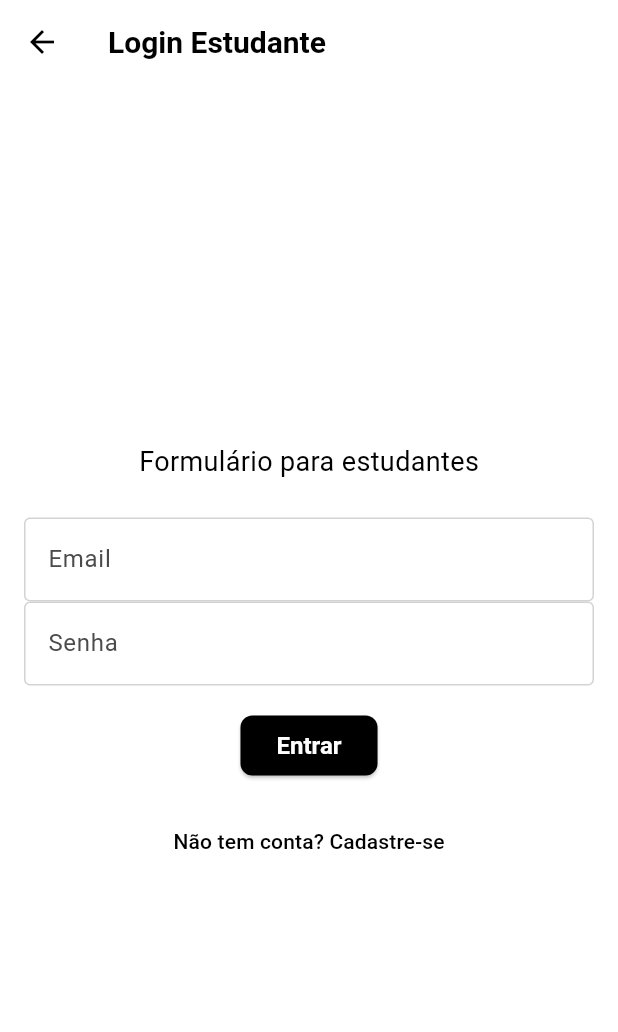
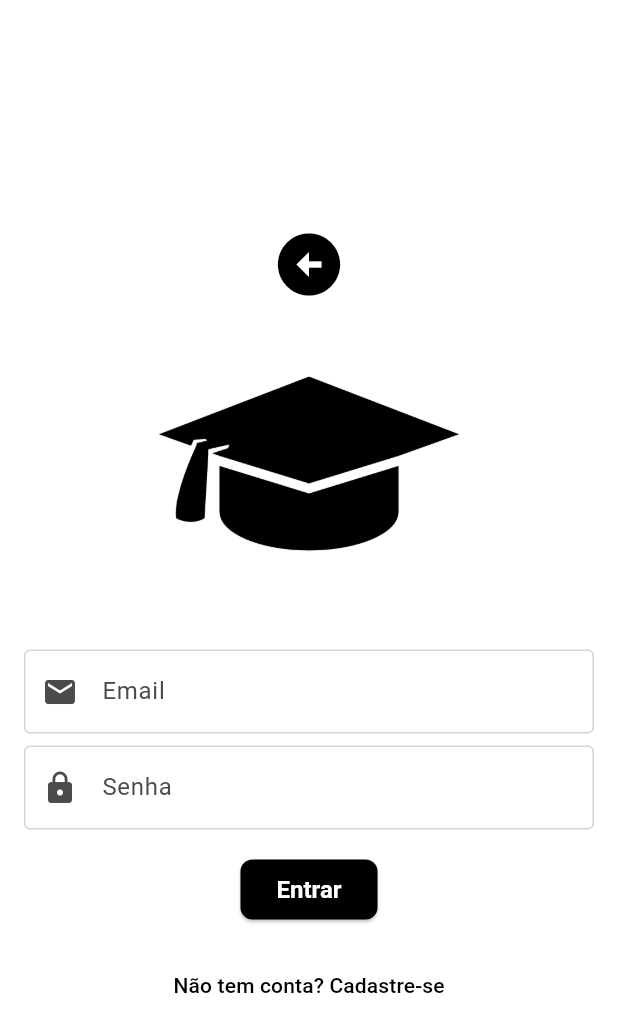
Before and after one commit to FMoreiraSouza/Loca-Student, a Flutter app: the screen it shows after launch, after a tap on "Estudante", on a phone screen of 412 x 824 dp. Shown: the top 1032 px of the screen. Run offline on Flutter 3.47's test engine with Material 3 defaults, Android fonts, the phone set to English and light mode, and no system bars; our stand-ins replace equatable, flutter_bloc, parse_server_sdk_flutter, shared_preferences.

Commit message:
Ajustes de recursos

```diff
--- a/lib/ui/pages/login_page.dart
+++ b/lib/ui/pages/login_page.dart
@@ -7,23 +7,47 @@ import 'package:loca_student/bloc/user_type/user_type_cubit.dart';
 import 'package:loca_student/ui/pages/user_register_page.dart';
 import 'package:loca_student/ui/pages/home_page.dart';
 
-class LoginPage extends StatelessWidget {
+class LoginPage extends StatefulWidget {
   const LoginPage({super.key});
+
+  @override
+  _LoginPageState createState() => _LoginPageState();
+}
+
+class _LoginPageState extends State<LoginPage> {
+  final emailController = TextEditingController();
+  final passwordController = TextEditingController();
+  final emailFocus = FocusNode();
+  final passwordFocus = FocusNode();
+
+  @override
+  void dispose() {
+    emailController.dispose();
+    passwordController.dispose();
+    emailFocus.dispose();
+    passwordFocus.dispose();
+    super.dispose();
+  }
+
+  void _submitLogin(BuildContext context) {
+    final email = emailController.text.trim();
+    final password = passwordController.text.trim();
+    if (email.isEmpty || password.isEmpty) {
+      ScaffoldMessenger.of(
+        context,
+      ).showSnackBar(const SnackBar(content: Text('Preencha todos os campos')));
+      return;
+    }
+    context.read<LoginBloc>().add(
+      LoginSubmitted(email: email, password: password, context: context),
+    );
+  }
 
   @override
   Widget build(BuildContext context) {
     final userType = context.watch<UserTypeCubit>().state;
-    final emailController = TextEditingController();
-    final passwordController = TextEditingController();
-
-    // Criar FocusNodes para os TextFields
-    final emailFocus = FocusNode();
-    final passwordFocus = FocusNode();
 
     return Scaffold(
-      appBar: AppBar(
-        title: Text(userType == UserType.estudante ? 'Login Estudante' : 'Login Proprietário'),
-      ),
       body: BlocConsumer<LoginBloc, LoginState>(
         listener: (context, state) {
           if (state is LoginSuccess) {
@@ -37,67 +61,52 @@ class LoginPage extends StatelessWidget {
           }
         },
         builder: (context, state) {
-          return Center(
-            child: Padding(
+          return Padding(
             padding: const EdgeInsets.all(16.0),
             child: Column(
               mainAxisAlignment: MainAxisAlignment.center,
               children: [
-                  Text(
+                IconButton(
+                  icon: const Icon(Icons.arrow_circle_left, size: 50),
+                  onPressed: () {
+                    Navigator.of(context).pop();
+                  },
+                  tooltip: 'Voltar',
+                ),
                 userType == UserType.estudante
-                        ? 'Formulário para estudantes'
-                        : 'Formulário para proprietários',
-                    style: const TextStyle(fontSize: 18),
-                  ),
+                    ? Image.asset('content/student.png', height: 200)
+                    : Image.asset('content/republic.png', height: 200),
                 const SizedBox(height: 24),
                 TextField(
                   controller: emailController,
                   focusNode: emailFocus,
-                    decoration: const InputDecoration(labelText: 'Email'),
+                  decoration: const InputDecoration(
+                    labelText: 'Email',
+                    prefixIcon: Icon(Icons.email, color: Color(0xFF4B4B4B)),
+                  ),
                   keyboardType: TextInputType.emailAddress,
                   textInputAction: TextInputAction.next,
                   onEditingComplete: () {
                     FocusScope.of(context).requestFocus(passwordFocus);
                   },
                 ),
+                const SizedBox(height: 8),
                 TextField(
                   controller: passwordController,
                   focusNode: passwordFocus,
-                    decoration: const InputDecoration(labelText: 'Senha'),
+                  decoration: const InputDecoration(
+                    labelText: 'Senha',
+                    prefixIcon: Icon(Icons.lock, color: Color(0xFF4B4B4B)),
+                  ),
                   obscureText: true,
                   textInputAction: TextInputAction.done,
-                    onEditingComplete: () {
-                      // Opcional: Pode chamar a ação de login ao pressionar "Concluído"
-                      final email = emailController.text.trim();
-                      final password = passwordController.text.trim();
-                      if (email.isEmpty || password.isEmpty) {
-                        ScaffoldMessenger.of(
-                          context,
-                        ).showSnackBar(const SnackBar(content: Text('Preencha todos os campos')));
-                        return;
-                      }
-                      context.read<LoginBloc>().add(
-                        LoginSubmitted(email: email, password: password, context: context),
-                      );
-                    },
+                  onEditingComplete: () => _submitLogin(context),
                 ),
                 const SizedBox(height: 16),
                 state is LoginLoading
                     ? const CircularProgressIndicator()
                     : ElevatedButton(
-                          onPressed: () {
-                            final email = emailController.text.trim();
-                            final password = passwordController.text.trim();
-                            if (email.isEmpty || password.isEmpty) {
-                              ScaffoldMessenger.of(context).showSnackBar(
-                                const SnackBar(content: Text('Preencha todos os campos')),
-                              );
-                              return;
-                            }
-                            context.read<LoginBloc>().add(
-                              LoginSubmitted(email: email, password: password, context: context),
-                            );
-                          },
+                        onPressed: () => _submitLogin(context),
                         child: const Text('Entrar'),
                       ),
                 const SizedBox(height: 16),
@@ -111,7 +120,6 @@ class LoginPage extends StatelessWidget {
                 ),
               ],
             ),
-            ),
           );
         },
       ),
--- a/lib/ui/pages/user_register_page.dart
+++ b/lib/ui/pages/user_register_page.dart
@@ -36,7 +36,7 @@ class UserRegisterPage extends StatelessWidget {
           return SingleChildScrollView(
             padding: const EdgeInsets.all(16.0),
             child: Column(
-              crossAxisAlignment: CrossAxisAlignment.start,
+              crossAxisAlignment: CrossAxisAlignment.center,
               children: [
                 Text(
                   userType == UserType.estudante
```
Also changed, not shown: lib/ui/widgets/owner_form_widget.dart (+6 -10 lines), lib/ui/widgets/student_form_widget.dart (+9 -1 lines), content/republic.png (added), content/student.png (added). Lines whose indentation alone changed are shown as unchanged.
